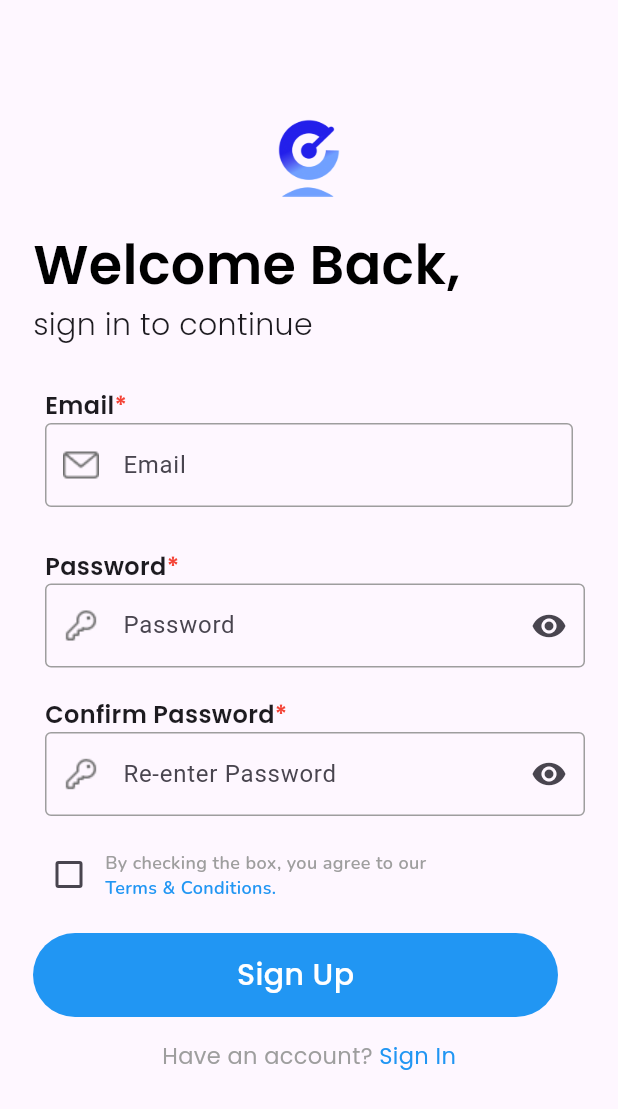
After one commit to AAdrian565/EventRadarMobile, a Flutter app: the screen it shows after launch, after a tap on "Create one", on a phone screen of 412 x 824 dp. The commit adds this screen. Shown: the top 1109 px of the screen. Run offline on Flutter 3.47's test engine with Material 3 defaults, Android fonts, the light colour scheme and no system bars.

Commit message:
Register UI Done

```diff
--- a/lib/authentication/login_screen.dart
+++ b/lib/authentication/login_screen.dart
@@ -1,3 +1,4 @@
+import 'package:event_radar2/authentication/register_screen.dart';
 import 'package:flutter/material.dart';
 
 import '../components/auth/auth_textfield.dart';
@@ -5,13 +6,16 @@ import '../components/auth/service_button.dart';
 import '../components/auth/sign_button.dart';
 
 class LoginPage extends StatefulWidget {
-  const LoginPage({super.key});
+  LoginPage({super.key});
 
   @override
   State<LoginPage> createState() => _LoginPageState();
 }
 
 class _LoginPageState extends State<LoginPage> {
+  final emailController = TextEditingController();
+  final passwordController = TextEditingController();
+
   @override
   Widget build(BuildContext context) {
     return Scaffold(
@@ -69,6 +73,7 @@ class _LoginPageState extends State<LoginPage> {
                       ),
                       //email field
                       AuthTextField(
+                        controller: emailController,
                         hintText: 'Email',
                         obscureText: false,
                         prefixIcon:
@@ -95,8 +100,9 @@ class _LoginPageState extends State<LoginPage> {
                       ),
                       //username field
                       AuthTextField(
+                        controller: passwordController,
                         hintText: 'Password',
-                        obscureText: false,
+                        obscureText: true,
                         prefixIcon: Image.asset('asset/img/auth/key_icon.png'),
                         suffixIcon: Icon(Icons.remove_red_eye),
                       ),
@@ -192,13 +198,21 @@ class _LoginPageState extends State<LoginPage> {
                         color: Colors.grey,
                       ),
                     ),
-                    Text(
+                    GestureDetector(
+                      onTap: () {
+                        Navigator.push(
+                            context,
+                            MaterialPageRoute(
+                                builder: (context) => RegisterPage()));
+                      },
+                      child: Text(
                         ' Create one',
                         style: TextStyle(
                           fontFamily: 'Poppins',
                           fontSize: 15,
                           color: Colors.blue,
                           fontWeight: FontWeight.w400,
+                        ),
                       ),
                     ),
                   ],
--- /dev/null
+++ b/lib/authentication/register_screen.dart
@@ -0,0 +1,261 @@
+import 'package:event_radar2/authentication/login_screen.dart';
+import 'package:flutter/material.dart';
+
+import '../components/auth/auth_textfield.dart';
+import '../components/auth/sign_button.dart';
+
+class RegisterPage extends StatefulWidget {
+  const RegisterPage({super.key});
+
+  @override
+  State<RegisterPage> createState() => _RegisterPageState();
+}
+
+class _RegisterPageState extends State<RegisterPage> {
+  bool? isAgree = false;
+
+  @override
+  Widget build(BuildContext context) {
+    return Scaffold(
+      resizeToAvoidBottomInset: false,
+      body: SingleChildScrollView(
+        child: Container(
+          child: Padding(
+            padding: const EdgeInsets.all(22.0),
+            child: Column(
+              crossAxisAlignment: CrossAxisAlignment.start,
+              children: [
+                SizedBox(
+                  height: 50,
+                ),
+                Center(
+                  child: Image.asset(
+                    'asset/img/auth/app_logo.png',
+                    height: 59,
+                    width: 59,
+                  ),
+                ),
+                SizedBox(
+                  height: 20,
+                ),
+                Text(
+                  "Welcome Back,",
+                  style: TextStyle(
+                      fontSize: 36,
+                      color: Colors.black,
+                      fontFamily: 'Poppins',
+                      fontWeight: FontWeight.w600),
+                ),
+                Text(
+                  "sign in to continue",
+                  style: TextStyle(
+                      fontFamily: 'Poppins',
+                      fontSize: 20,
+                      fontWeight: FontWeight.w200),
+                ),
+                SizedBox(
+                  height: 20,
+                ),
+                Padding(
+                  padding: const EdgeInsets.all(8.0),
+                  child: Column(
+                    crossAxisAlignment: CrossAxisAlignment.start,
+                    children: [
+                      Row(
+                        children: [
+                          Text(
+                            "Email",
+                            style: TextStyle(
+                              fontFamily: 'Poppins',
+                              fontSize: 16,
+                              fontWeight: FontWeight.w600,
+                            ),
+                          ),
+                          Text(
+                            "*",
+                            style: TextStyle(
+                              fontFamily: 'Poppins',
+                              fontSize: 16,
+                              color: Colors.red,
+                              fontWeight: FontWeight.w600,
+                            ),
+                          ),
+                        ],
+                      ),
+                      //email field
+                      AuthTextField(
+                        hintText: 'Email',
+                        obscureText: false,
+                        prefixIcon:
+                            Image.asset('asset/img/auth/email_icon.png'),
+                      ),
+                    ],
+                  ),
+                ),
+                SizedBox(
+                  height: 20,
+                ),
+                Padding(
+                  padding: const EdgeInsets.only(left: 8),
+                  child: Column(
+                    crossAxisAlignment: CrossAxisAlignment.start,
+                    children: [
+                      Row(
+                        children: [
+                          Text(
+                            "Password",
+                            style: TextStyle(
+                              fontFamily: 'Poppins',
+                              fontSize: 16,
+                              fontWeight: FontWeight.w600,
+                            ),
+                          ),
+                          Text(
+                            "*",
+                            style: TextStyle(
+                              fontFamily: 'Poppins',
+                              fontSize: 16,
+                              color: Colors.red,
+                              fontWeight: FontWeight.w600,
+                            ),
+                          ),
+                        ],
+                      ),
+                      //password field
+                      AuthTextField(
+                        hintText: 'Password',
+                        obscureText: false,
+                        prefixIcon: Image.asset('asset/img/auth/key_icon.png'),
+                        suffixIcon: Icon(Icons.remove_red_eye),
+                      ),
+                    ],
+                  ),
+                ),
+                SizedBox(
+                  height: 20,
+                ),
+                Padding(
+                  padding: const EdgeInsets.only(left: 8),
+                  child: Column(
+                    crossAxisAlignment: CrossAxisAlignment.start,
+                    children: [
+                      Row(
+                        children: [
+                          Text(
+                            "Confirm Password",
+                            style: TextStyle(
+                              fontFamily: 'Poppins',
+                              fontSize: 16,
+                              fontWeight: FontWeight.w600,
+                            ),
+                          ),
+                          Text(
+                            "*",
+                            style: TextStyle(
+                              fontFamily: 'Poppins',
+                              fontSize: 16,
+                              color: Colors.red,
+                              fontWeight: FontWeight.w600,
+                            ),
+                          ),
+                        ],
+                      ),
+                      //confirm password field
+                      AuthTextField(
+                        hintText: 'Re-enter Password',
+                        obscureText: false,
+                        prefixIcon: Image.asset('asset/img/auth/key_icon.png'),
+                        suffixIcon: Icon(Icons.remove_red_eye),
+                      ),
+                    ],
+                  ),
+                ),
+                SizedBox(
+                  height: 15,
+                ),
+                Row(
+                  children: [
+                    Checkbox(
+                        value: isAgree,
+                        activeColor: Colors.blue,
+                        tristate: false,
+                        onChanged: (newBool) {
+                          setState(() {
+                            isAgree = newBool;
+                          });
+                        }),
+                    Column(
+                      crossAxisAlignment: CrossAxisAlignment.start,
+                      children: [
+                        Text(
+                          "By checking the box, you agree to our ",
+                          style: TextStyle(
+                            fontFamily: 'Nunito',
+                            fontWeight: FontWeight.w600,
+                            fontSize: 12,
+                            color: Colors.grey,
+                          ),
+                        ),
+                        Text(
+                          "Terms & Conditions.",
+                          style: TextStyle(
+                            fontFamily: 'Nunito',
+                            fontWeight: FontWeight.w600,
+                            fontSize: 12,
+                            color: Colors.blue,
+                          ),
+                        ),
+                      ],
+                    ),
+                  ],
+                ),
+                SizedBox(
+                  height: 15,
+                ),
+                MyButton(
+                  onTap: () {},
+                  text: 'Sign Up',
+                  color: Colors.blue,
+                ),
+                SizedBox(
+                  height: 15,
+                ),
+                Row(
+                  mainAxisAlignment: MainAxisAlignment.center,
+                  children: [
+                    Text(
+                      'Have an account?',
+                      style: TextStyle(
+                        fontFamily: 'Poppins',
+                        fontSize: 15,
+                        fontWeight: FontWeight.w400,
+                        color: Colors.grey,
+                      ),
+                    ),
+                    GestureDetector(
+                      onTap: () {
+                        Navigator.push(
+                            context,
+                            MaterialPageRoute(
+                                builder: (context) => LoginPage()));
+                      },
+                      child: Text(
+                        ' Sign In',
+                        style: TextStyle(
+                          fontFamily: 'Poppins',
+                          fontSize: 15,
+                          color: Colors.blue,
+                          fontWeight: FontWeight.w400,
+                        ),
+                      ),
+                    ),
+                  ],
+                ),
+              ],
+            ),
+          ),
+        ),
+      ),
+    );
+  }
+}
--- a/lib/main.dart
+++ b/lib/main.dart
@@ -9,7 +9,6 @@ void main() {
 class MyApp extends StatelessWidget {
   const MyApp({super.key});
 
-  // This widget is the root of your application.
   @override
   Widget build(BuildContext context) {
     return MaterialApp(
--- a/lib/splash_screen.dart
+++ b/lib/splash_screen.dart
@@ -18,8 +18,8 @@ class _SplashScreenState extends State<SplashScreen>
     super.initState();
     SystemChrome.setEnabledSystemUIMode(SystemUiMode.immersive);
     Future.delayed(const Duration(seconds: 5), () {
-      Navigator.of(context).pushReplacement(
-          MaterialPageRoute(builder: (_) => const LoginPage()));
+      Navigator.of(context)
+          .pushReplacement(MaterialPageRoute(builder: (_) => LoginPage()));
     });
   }
 
```
Lines whose indentation alone changed are shown as unchanged.
